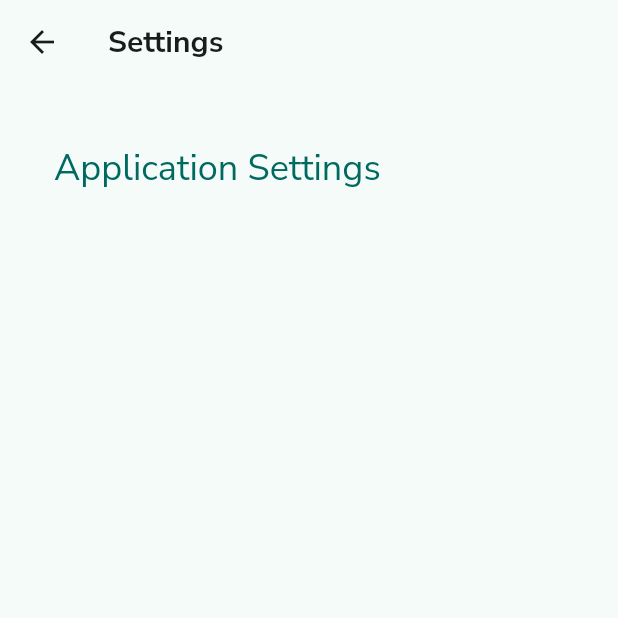
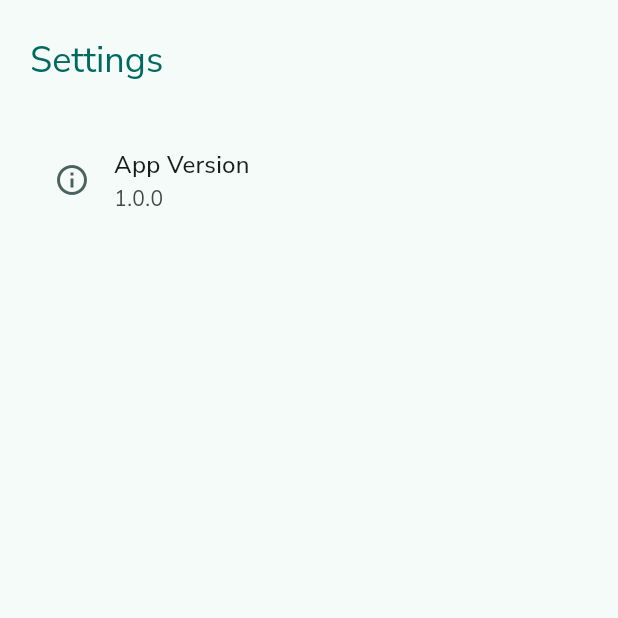
Before and after one commit to roysprojects/lebanon-driving-exam, a Flutter app: the SettingsScreen screen opened directly, on a phone screen of 412 x 824 dp, the top half of it. Run offline on Flutter 3.47's test engine with Material 3 defaults, Android fonts, the light colour scheme and no system bars; our stand-ins replace flutter_riverpod, flutter_svg, google_fonts, package_info_plus, shared_preferences; accounts and stored records are empty.

Commit message:
add app version

```diff
--- a/lib/screens/settings_screen.dart
+++ b/lib/screens/settings_screen.dart
@@ -1,9 +1,37 @@
-
 import 'package:flutter/material.dart';
+import 'package:flutter_riverpod/flutter_riverpod.dart';
+import 'package:package_info_plus/package_info_plus.dart';
 import '../widgets/responsive_center.dart';
 
-class SettingsScreen extends StatelessWidget {
+final appVersionProvider = FutureProvider<String>((ref) async {
+  final packageInfo = await PackageInfo.fromPlatform();
+  return packageInfo.version;
+});
+
+class SettingsScreen extends ConsumerStatefulWidget {
   const SettingsScreen({super.key});
+
+  @override
+  ConsumerState<SettingsScreen> createState() => _SettingsScreenState();
+}
+
+class _SettingsScreenState extends ConsumerState<SettingsScreen> {
+  String _appVersion = '...';
+
+  @override
+  void initState() {
+    super.initState();
+    _initPackageInfo();
+  }
+
+  Future<void> _initPackageInfo() async {
+    final info = await PackageInfo.fromPlatform();
+    if (mounted) {
+      setState(() {
+        _appVersion = info.version;
+      });
+    }
+  }
 
   @override
   Widget build(BuildContext context) {
@@ -11,18 +39,22 @@ class SettingsScreen extends StatelessWidget {
     final colorScheme = Theme.of(context).colorScheme;
 
     return Scaffold(
-      appBar: AppBar(
-        title: const Text('Settings'),
-      ),
       body: ResponsiveCenter(
-        maxWidth: 700,
         child: ListView(
           children: [
-            Padding(
-              padding: const EdgeInsets.all(16.0),
-              child: Text(
-                'Application Settings',
-                style: textTheme.headlineSmall?.copyWith(color: colorScheme.primary),
+            Text(
+              'Settings',
+              style:
+                  textTheme.headlineSmall?.copyWith(color: colorScheme.primary),
+            ),
+            const SizedBox(height: 24),
+            ListTile(
+              leading: Icon(Icons.info_outline, color: colorScheme.secondary),
+              title: Text('App Version', style: textTheme.titleMedium),
+              subtitle: Text(
+                _appVersion,
+                style: textTheme.bodyMedium
+                    ?.copyWith(color: colorScheme.onSurfaceVariant),
               ),
             ),
           ],
--- a/pubspec.yaml
+++ b/pubspec.yaml
@@ -40,6 +40,7 @@ dependencies:
   google_fonts: ^6.2.1
   flutter_animate: ^4.5.2
   flutter_svg: ^2.1.0
+  package_info_plus: ^8.3.0
 
 
 dev_dependencies:
```
Also changed, not shown: lib/screens/review_screen.dart (+5 -2 lines), pubspec.lock, 3 other files.
